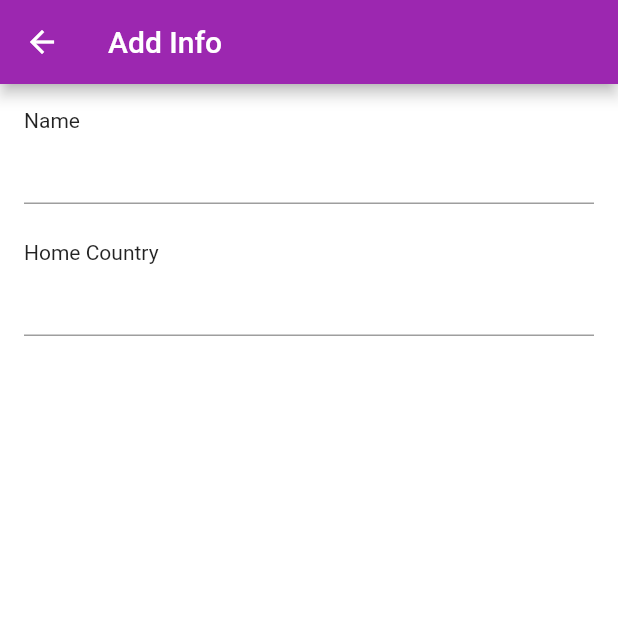
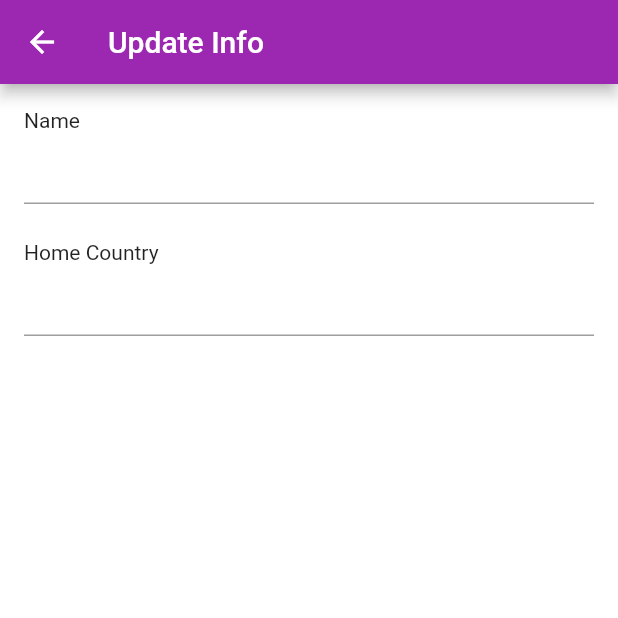
Before and after one commit to sbis04/hive_demo, a Flutter app: the UpdateScreen screen opened directly with empty values, on a phone screen of 412 x 824 dp, the top half of it. Run offline on Flutter 3.47's test engine with Material 2 defaults, Android fonts, the phone set to English and light mode, and no system bars; our stand-ins replace hive, hive_flutter; accounts and stored records are empty.

Commit message:
Correct the page title

```diff
--- a/lib/screens/update_screen.dart
+++ b/lib/screens/update_screen.dart
@@ -22,7 +22,7 @@ class _UpdateScreenState extends State<UpdateScreen> {
     return Scaffold(
       backgroundColor: Colors.white,
       appBar: AppBar(
-        title: Text('Add Info'),
+        title: Text('Update Info'),
       ),
       body: Padding(
         padding: const EdgeInsets.all(16.0),
```
